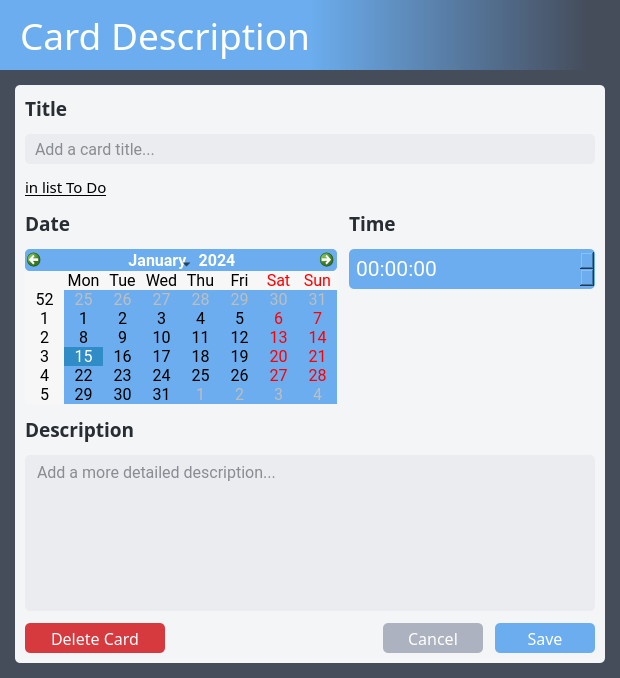
Qt form src/ui/card_description.ui (dulapahv/Kanbaru) before a commit.
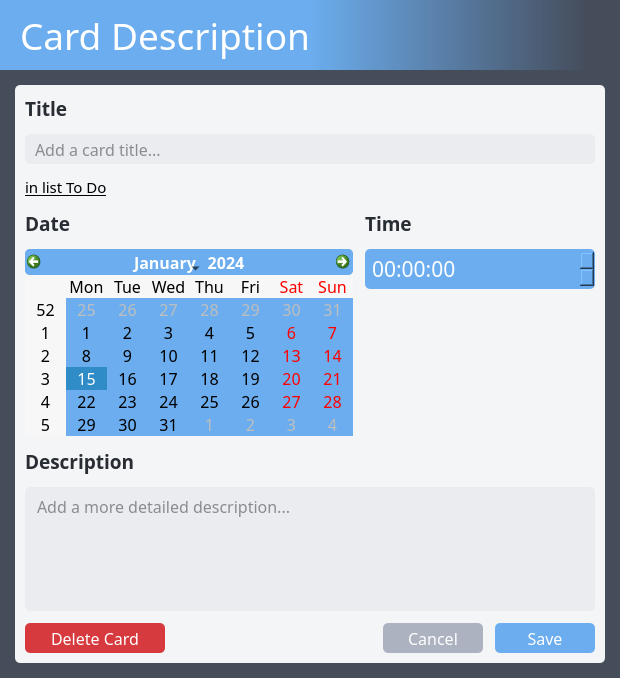
The same form after that commit. Icons and pictures are not drawn.

Commit message: Update font, rename elements, login/signup msg now disappears when re-type lineedit, change App Setting GUI

```diff
--- a/src/ui/card_description.ui
+++ b/src/ui/card_description.ui
@@ -143,7 +143,7 @@
             </property>
             <property name="font">
              <font>
-              <family>Roboto</family>
+              <family>Noto Sans</family>
               <pointsize>12</pointsize>
              </font>
             </property>
@@ -204,7 +204,7 @@
                <widget class="QCalendarWidget" name="calendarWidget">
                 <property name="font">
                  <font>
-                  <family>Roboto</family>
+                  <family>Noto Sans</family>
                   <pointsize>12</pointsize>
                  </font>
                 </property>
@@ -256,7 +256,7 @@
                 </property>
                 <property name="font">
                  <font>
-                  <family>Roboto</family>
+                  <family>Noto Sans</family>
                   <pointsize>16</pointsize>
                  </font>
                 </property>
@@ -326,7 +326,7 @@
            <widget class="QTextEdit" name="textEdit_description">
             <property name="font">
              <font>
-              <family>Roboto</family>
+              <family>Noto Sans</family>
               <pointsize>12</pointsize>
               <bold>false</bold>
              </font>
@@ -352,7 +352,7 @@
 hr { height: 1px; border-width: 0; }
 li.unchecked::marker { content: &quot;\2610&quot;; }
 li.checked::marker { content: &quot;\2612&quot;; }
-&lt;/style&gt;&lt;/head&gt;&lt;body style=&quot; font-family:'Roboto'; font-size:12pt; font-weight:400; font-style:normal;&quot;&gt;
+&lt;/style&gt;&lt;/head&gt;&lt;body style=&quot; font-family:'Noto Sans'; font-size:12pt; font-weight:400; font-style:normal;&quot;&gt;
 &lt;p style=&quot;-qt-paragraph-type:empty; margin-top:0px; margin-bottom:0px; margin-left:0px; margin-right:0px; -qt-block-indent:0; text-indent:0px; font-family:'Torus Pro';&quot;&gt;&lt;br /&gt;&lt;/p&gt;&lt;/body&gt;&lt;/html&gt;</string>
             </property>
             <property name="tabStopDistance">
```
Left out of the diff: 4 changed lines with no effect on the pictures. The commit also changes 18 other files.
